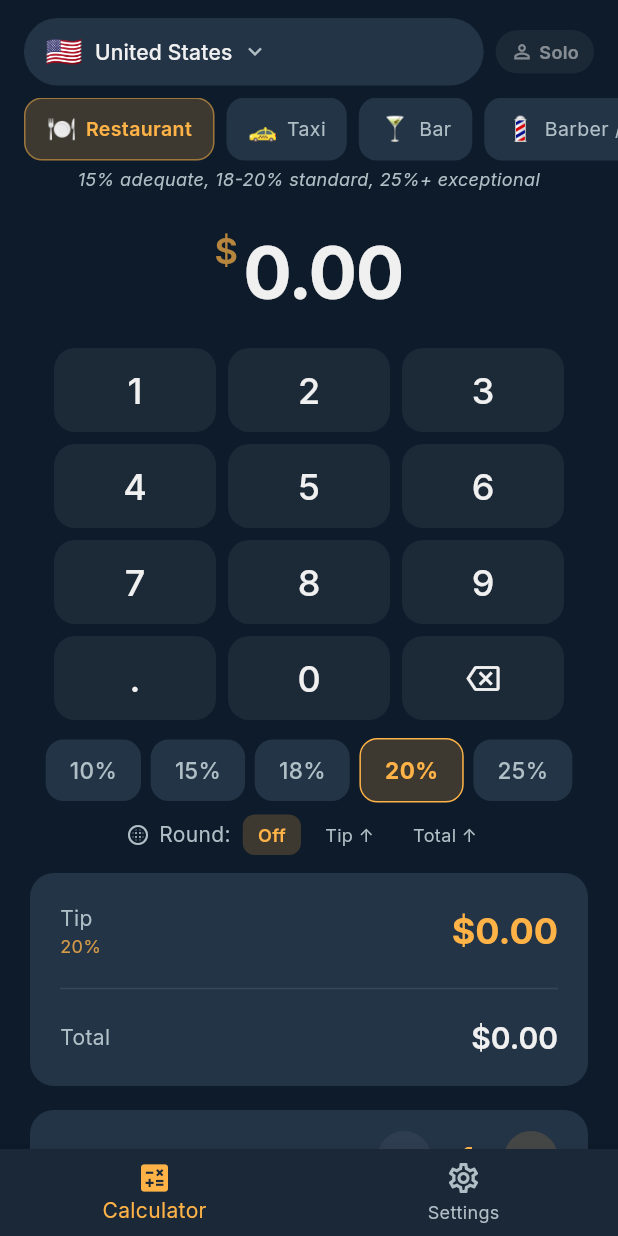
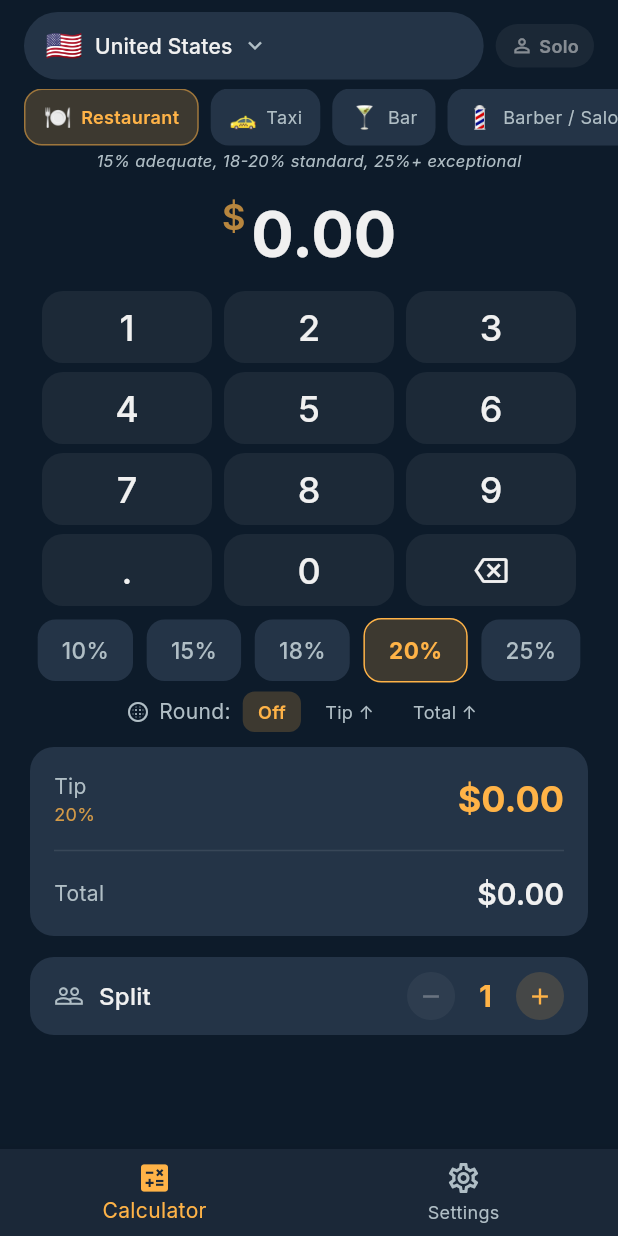
Before and after one commit to mikepitts25/TravelTipCalc, a Flutter app: the screen it shows after launch, on a phone screen of 412 x 824 dp. Run offline on Flutter 3.47's test engine with Material 3 defaults, Android fonts, the phone set to English and light mode, and no system bars; drawn by our look-alikes of flutter_animate; our stand-ins replace flutter_riverpod, geocoding, geolocator, google_fonts, google_mobile_ads, shared_preferences and 1 more; accounts and stored records are empty.

Commit message:
Tighten calculator layout around ads

```diff
--- a/lib/screens/calculator/calculator_screen.dart
+++ b/lib/screens/calculator/calculator_screen.dart
@@ -144,7 +144,7 @@ class CalculatorScreenState extends ConsumerState<CalculatorScreen> {
         children: [
           // Header: country badge + mode toggle
           Padding(
-            padding: const EdgeInsets.fromLTRB(16, 12, 16, 0),
+            padding: const EdgeInsets.fromLTRB(16, 8, 16, 0),
             child: Row(
               children: [
                 Expanded(
@@ -165,7 +165,7 @@ class CalculatorScreenState extends ConsumerState<CalculatorScreen> {
           ),
 
           Padding(
-            padding: const EdgeInsets.only(top: 8),
+            padding: const EdgeInsets.only(top: 6),
             child: ServiceSelector(
               selected: calcState.serviceType,
               onSelected: _onServiceChanged,
@@ -174,25 +174,28 @@ class CalculatorScreenState extends ConsumerState<CalculatorScreen> {
 
           if (_currentRule != null)
             Padding(
-              padding: const EdgeInsets.symmetric(horizontal: 24, vertical: 4),
+              padding: const EdgeInsets.symmetric(horizontal: 24, vertical: 2),
               child: Text(
                 _currentRule!.note,
                 style: theme.textTheme.bodyMedium?.copyWith(
-                  fontSize: 12,
+                  fontSize: 11,
                   fontStyle: FontStyle.italic,
                 ),
                 textAlign: TextAlign.center,
+                maxLines: 2,
+                overflow: TextOverflow.ellipsis,
               ),
             ),
 
           Expanded(
+            child: Scrollbar(
               child: SingleChildScrollView(
                 child: _isGroupMode
                     ? const Column(
                         children: [
                           SizedBox(height: 8),
                           GroupModePanel(),
-                        SizedBox(height: 80),
+                          SizedBox(height: 24),
                         ],
                       )
                     : _SoloContent(
@@ -206,6 +209,7 @@ class CalculatorScreenState extends ConsumerState<CalculatorScreen> {
                         homeCurrencySymbol: getCurrencySymbol(homeCurrency),
                         homeCurrencyCode: homeCurrency,
                         localCurrencyCode: _currencyCode,
+                      ),
               ),
             ),
           ),
@@ -296,9 +300,9 @@ class _SoloContent extends ConsumerWidget {
           exchangeRate: exchangeRate,
           homeCurrencySymbol: homeCurrencySymbol,
         ),
-        const SizedBox(height: 12),
+        const SizedBox(height: 8),
         Padding(
-          padding: const EdgeInsets.symmetric(horizontal: 24),
+          padding: const EdgeInsets.symmetric(horizontal: 16),
           child: _TipPresetRow(
             presets: AppConstants.quickTipPresets,
             selected: calcState.tipPercent,
@@ -313,7 +317,7 @@ class _SoloContent extends ConsumerWidget {
             theme: theme,
           ),
         ),
-        const SizedBox(height: 8),
+        const SizedBox(height: 6),
         Padding(
           padding: const EdgeInsets.symmetric(horizontal: 16),
           child: _RoundingToggle(
@@ -322,7 +326,7 @@ class _SoloContent extends ConsumerWidget {
             theme: theme,
           ),
         ),
-        const SizedBox(height: 8),
+        const SizedBox(height: 6),
         Padding(
           padding: const EdgeInsets.symmetric(horizontal: 16),
           child: TipResultCard(
@@ -339,7 +343,7 @@ class _SoloContent extends ConsumerWidget {
             localCurrencyCode: localCurrencyCode,
           ),
         ),
-        const SizedBox(height: 8),
+        const SizedBox(height: 6),
         Padding(
           padding: const EdgeInsets.symmetric(horizontal: 16),
           child: SplitControl(
@@ -347,7 +351,7 @@ class _SoloContent extends ConsumerWidget {
             onChanged: calcNotifier.setSplitCount,
           ),
         ),
-        const SizedBox(height: 80),
+        const SizedBox(height: 24),
       ],
     );
   }
--- a/lib/screens/calculator/widgets/bill_input.dart
+++ b/lib/screens/calculator/widgets/bill_input.dart
@@ -82,7 +82,7 @@ class _BillInputState extends State<BillInput> {
       children: [
         // Amount display
         Container(
-          padding: const EdgeInsets.symmetric(vertical: 20, horizontal: 24),
+          padding: const EdgeInsets.symmetric(vertical: 12, horizontal: 24),
           child: Column(
             children: [
               Row(
@@ -99,9 +99,8 @@ class _BillInputState extends State<BillInput> {
                   Text(
                     _displayAmount,
                     style: theme.textTheme.headlineLarge?.copyWith(
-                      fontSize: 48,
+                      fontSize: 42,
                       fontWeight: FontWeight.w700,
-                      letterSpacing: -1,
                     ),
                   ),
                 ],
@@ -118,15 +117,15 @@ class _BillInputState extends State<BillInput> {
         ),
         // Numpad
         Padding(
-          padding: const EdgeInsets.symmetric(horizontal: 32),
+          padding: const EdgeInsets.symmetric(horizontal: 24),
           child: Column(
             children: [
               _buildRow(['1', '2', '3'], theme, isDark),
-              const SizedBox(height: 8),
+              const SizedBox(height: 6),
               _buildRow(['4', '5', '6'], theme, isDark),
-              const SizedBox(height: 8),
+              const SizedBox(height: 6),
               _buildRow(['7', '8', '9'], theme, isDark),
-              const SizedBox(height: 8),
+              const SizedBox(height: 6),
               _buildRow(['.', '0', '⌫'], theme, isDark),
             ],
           ),
@@ -178,7 +177,7 @@ class _NumpadKey extends StatelessWidget {
         onTap: onTap,
         borderRadius: BorderRadius.circular(14),
         child: Container(
-          height: 56,
+          height: 48,
           alignment: Alignment.center,
           child: label == '⌫'
               ? Icon(
--- a/lib/screens/calculator/widgets/service_selector.dart
+++ b/lib/screens/calculator/widgets/service_selector.dart
@@ -30,7 +30,7 @@ class ServiceSelector extends StatelessWidget {
     final theme = Theme.of(context);
 
     return SizedBox(
-      height: 42,
+      height: 38,
       child: ListView.separated(
         scrollDirection: Axis.horizontal,
         padding: const EdgeInsets.symmetric(horizontal: 16),
@@ -47,7 +47,7 @@ class ServiceSelector extends StatelessWidget {
             },
             child: AnimatedContainer(
               duration: const Duration(milliseconds: 200),
-              padding: const EdgeInsets.symmetric(horizontal: 14, vertical: 8),
+              padding: const EdgeInsets.symmetric(horizontal: 12, vertical: 7),
               decoration: BoxDecoration(
                 color: isSelected
                     ? theme.colorScheme.primary.withValues(alpha: 0.2)
@@ -62,12 +62,12 @@ class ServiceSelector extends StatelessWidget {
               child: Row(
                 mainAxisSize: MainAxisSize.min,
                 children: [
-                  Text(service.icon, style: const TextStyle(fontSize: 16)),
+                  Text(service.icon, style: const TextStyle(fontSize: 15)),
                   const SizedBox(width: 6),
                   Text(
                     service.displayName,
                     style: TextStyle(
-                      fontSize: 13,
+                      fontSize: 12,
                       fontWeight:
                           isSelected ? FontWeight.w600 : FontWeight.w400,
                       color: isSelected
--- a/lib/screens/calculator/widgets/split_control.dart
+++ b/lib/screens/calculator/widgets/split_control.dart
@@ -19,7 +19,7 @@ class SplitControl extends StatelessWidget {
 
     return Card(
       child: Padding(
-        padding: const EdgeInsets.symmetric(horizontal: 20, vertical: 14),
+        padding: const EdgeInsets.symmetric(horizontal: 16, vertical: 10),
         child: Row(
           mainAxisAlignment: MainAxisAlignment.spaceBetween,
           children: [
@@ -47,7 +47,7 @@ class SplitControl extends StatelessWidget {
                   theme: theme,
                 ),
                 Padding(
-                  padding: const EdgeInsets.symmetric(horizontal: 20),
+                  padding: const EdgeInsets.symmetric(horizontal: 16),
                   child: Text(
                     '$splitCount',
                     style: theme.textTheme.titleLarge?.copyWith(
@@ -93,8 +93,8 @@ class _CircleButton extends StatelessWidget {
     return GestureDetector(
       onTap: onTap,
       child: Container(
-        width: 36,
-        height: 36,
+        width: 32,
+        height: 32,
         decoration: BoxDecoration(
           shape: BoxShape.circle,
           color: isEnabled
--- a/lib/screens/calculator/widgets/tip_result_card.dart
+++ b/lib/screens/calculator/widgets/tip_result_card.dart
@@ -51,14 +51,19 @@ class TipResultCard extends ConsumerWidget {
 
     return Card(
       child: Padding(
-        padding: const EdgeInsets.all(20),
+        padding: const EdgeInsets.all(16),
         child: Column(
           children: [
             if (_showConversion)
               Padding(
-                padding: const EdgeInsets.only(bottom: 12),
+                padding: const EdgeInsets.only(bottom: 8),
                 child: Container(
-                  padding: const EdgeInsets.only(left: 12, right: 4, top: 4, bottom: 4),
+                  padding: const EdgeInsets.only(
+                    left: 12,
+                    right: 4,
+                    top: 4,
+                    bottom: 4,
+                  ),
                   decoration: BoxDecoration(
                     color: theme.colorScheme.primary.withValues(alpha: 0.1),
                     borderRadius: BorderRadius.circular(20),
@@ -116,11 +121,11 @@ class TipResultCard extends ConsumerWidget {
               theme: theme,
               isHighlighted: true,
             ),
-            const SizedBox(height: 12),
+            const SizedBox(height: 8),
             Divider(
               color: theme.colorScheme.onSurface.withValues(alpha: 0.1),
             ),
-            const SizedBox(height: 12),
+            const SizedBox(height: 8),
             _ResultRow(
               label: 'Total',
               value: CurrencyFormatter.formatCompact(
@@ -131,11 +136,11 @@ class TipResultCard extends ConsumerWidget {
               theme: theme,
             ),
             if (showSplit) ...[
-              const SizedBox(height: 16),
+              const SizedBox(height: 10),
               Divider(
                 color: theme.colorScheme.onSurface.withValues(alpha: 0.1),
               ),
-              const SizedBox(height: 12),
+              const SizedBox(height: 8),
               _ResultRow(
                 label: 'Per Person',
                 value: CurrencyFormatter.formatCompact(
@@ -209,7 +214,7 @@ class _ResultRow extends StatelessWidget {
             Text(
               value,
               style: isHighlighted
-                  ? theme.textTheme.headlineMedium?.copyWith(
+                  ? theme.textTheme.headlineSmall?.copyWith(
                       color: theme.colorScheme.primary,
                       fontWeight: FontWeight.w700,
                     )
```
Lines whose indentation alone changed are shown as unchanged.
